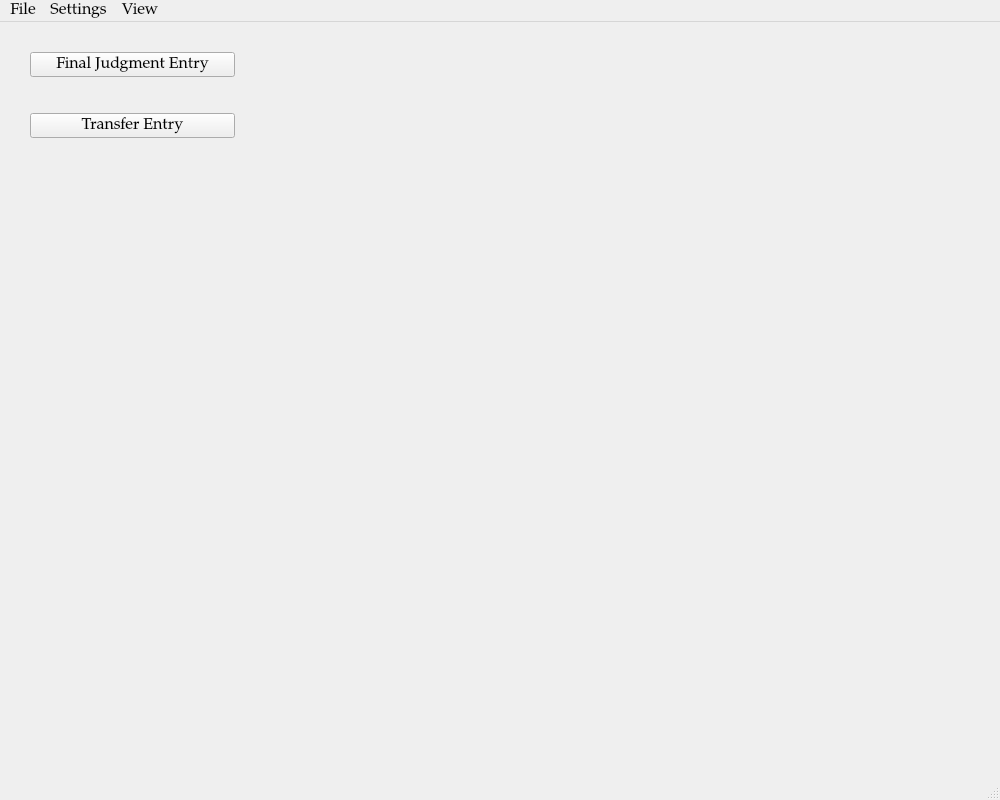
HunterProgram22/MuniEntry, file ui/MainWindow.ui: the form before one commit.
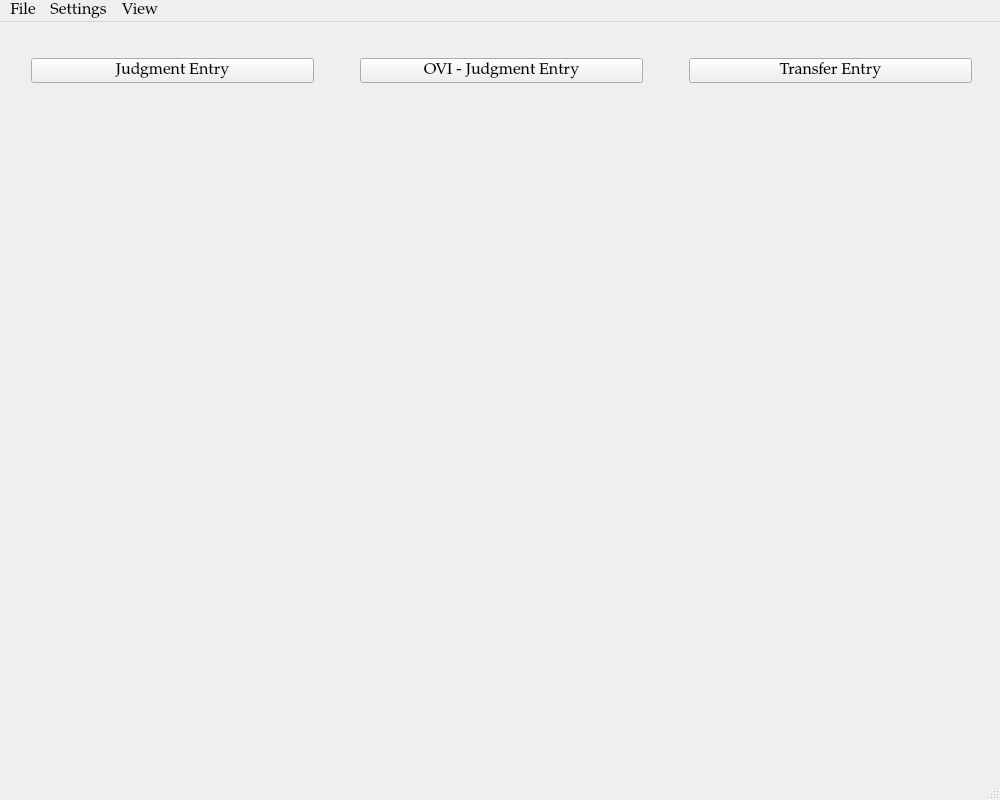
The form after the commit.

```diff
--- a/ui/MainWindow.ui
+++ b/ui/MainWindow.ui
@@ -29,40 +29,60 @@
    <widget class="QWidget" name="">
     <property name="geometry">
      <rect>
-      <x>30</x>
+      <x>31</x>
       <y>30</y>
-      <width>205</width>
-      <height>86</height>
+      <width>941</width>
+      <height>38</height>
      </rect>
     </property>
-    <layout class="QGridLayout" name="gridLayout">
-     <item row="1" column="0">
-      <spacer name="verticalSpacer">
-       <property name="orientation">
-        <enum>Qt::Vertical</enum>
+    <layout class="QGridLayout" name="gridLayout" columnstretch="1,0,1,0,1">
+     <item row="0" column="2">
+      <widget class="QPushButton" name="OVI_JudgmentEntryButton">
+       <property name="text">
+        <string>OVI - Judgment Entry</string>
        </property>
-       <property name="sizeHint" stdset="0">
-        <size>
-         <width>20</width>
-         <height>80</height>
-        </size>
-       </property>
-      </spacer>
+      </widget>
      </item>
      <item row="0" column="0">
       <widget class="QPushButton" name="FinalJudgmentEntryButton">
        <property name="text">
-        <string>Final Judgment Entry</string>
+        <string>Judgment Entry</string>
        </property>
       </widget>
      </item>
-     <item row="2" column="0">
+     <item row="0" column="1">
+      <spacer name="horizontalSpacer">
+       <property name="orientation">
+        <enum>Qt::Horizontal</enum>
+       </property>
+       <property name="sizeHint" stdset="0">
+        <size>
+         <width>40</width>
+         <height>20</height>
+        </size>
+       </property>
+      </spacer>
+     </item>
+     <item row="0" column="4">
       <widget class="QPushButton" name="pushButton">
        <property name="text">
         <string>Transfer Entry</string>
        </property>
       </widget>
      </item>
+     <item row="0" column="3">
+      <spacer name="horizontalSpacer_2">
+       <property name="orientation">
+        <enum>Qt::Horizontal</enum>
+       </property>
+       <property name="sizeHint" stdset="0">
+        <size>
+         <width>40</width>
+         <height>20</height>
+        </size>
+       </property>
+      </spacer>
+     </item>
     </layout>
    </widget>
   </widget>
```
